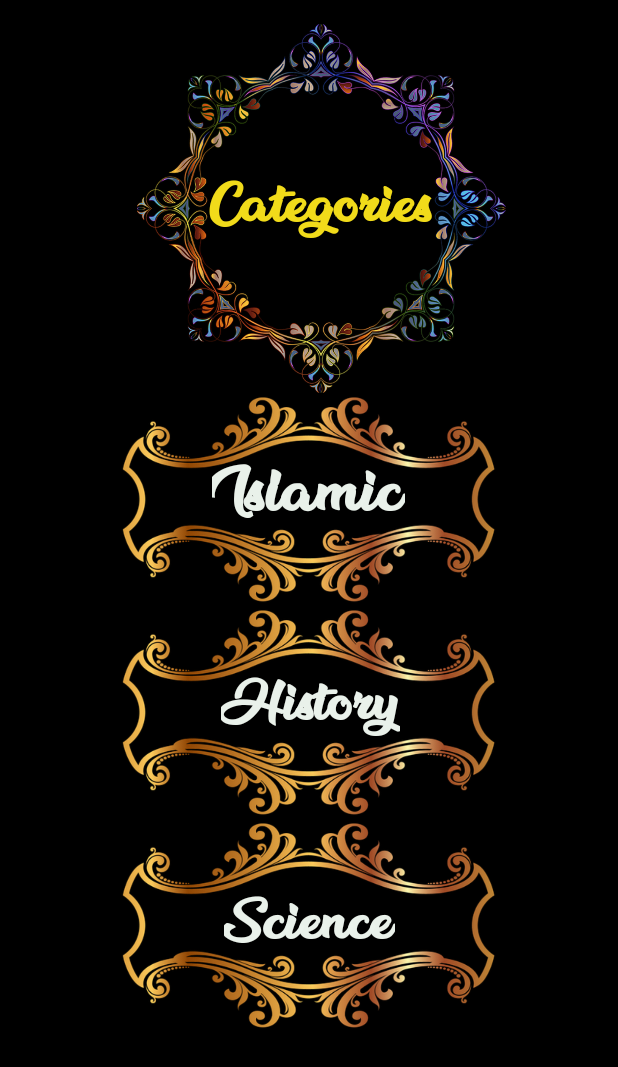
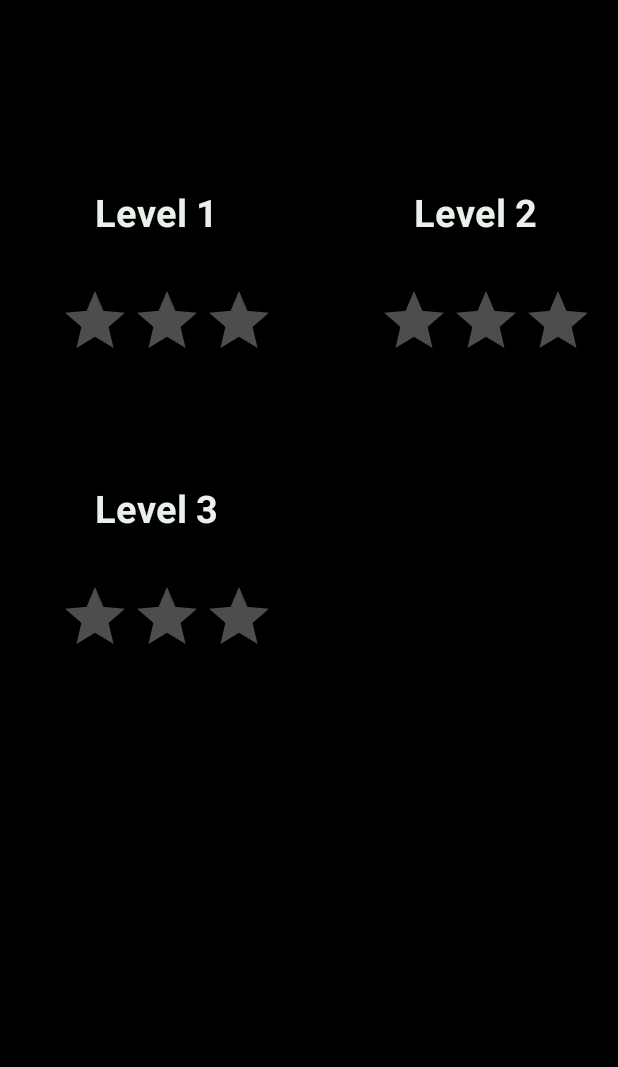
Before and after one commit to UmairMalik78/QuizBox, an Android app: the CategorySelectionActivity screen opened directly, with no data from a screen before it, after a tap on "Science", on a phone screen of 412 x 824 dp. Shown: the top 1067 px of the screen. Run offline under Robolectric (Android 15) with nearby library versions, the phone set to English and light mode, and no system bars.

Commit message:
Rating and levels are added

```diff
--- a/app/src/main/AndroidManifest.xml
+++ b/app/src/main/AndroidManifest.xml
@@ -9,7 +9,10 @@
         android:roundIcon="@mipmap/ic_launcher_round"
         android:supportsRtl="true"
         android:theme="@style/Theme.QuizBox">
-        <activity android:name=".CategorySelectionActivity"></activity>
+        <activity android:name=".ScienceLevelsActivity"></activity>
+        <activity android:name=".HistoryLevelsActivity" />
+        <activity android:name=".IslamicLevelsActivity" />
+        <activity android:name=".CategorySelectionActivity" />
         <activity android:name=".MainActivity">
             <intent-filter>
                 <action android:name="android.intent.action.MAIN" />
--- a/app/src/main/java/com/example/quizbox/CategorySelectionActivity.java
+++ b/app/src/main/java/com/example/quizbox/CategorySelectionActivity.java
@@ -3,9 +3,6 @@ package com.example.quizbox;
 import androidx.appcompat.app.AppCompatActivity;
 
 import android.content.Intent;
-import android.graphics.Color;
-import android.graphics.LinearGradient;
-import android.graphics.Shader;
 import android.os.Bundle;
 import android.view.View;
 import android.widget.TextView;
@@ -17,8 +14,19 @@ public class CategorySelectionActivity extends AppCompatActivity {
         super.onCreate(savedInstanceState);
         setContentView(R.layout.activity_category_selection);
     }
-    public void MoveToQuizActivity(View view){
-        Intent intent=new Intent(this,CategorySelectionActivity.class);
+    public void MoveToQuizActivityIslamic(View view){
+        Intent intent=new Intent(this, IslamicLevelsActivity.class);
+        intent.putExtra("category",((TextView)view).getText().toString());
+        startActivity(intent);
+    }
+
+    public void MoveToQuizActivityScience(View view) {
+        Intent intent=new Intent(this, IslamicLevelsActivity.class);
+        intent.putExtra("category",((TextView)view).getText().toString());
+        startActivity(intent);
+    }
+    public void MoveToQuizActivityHistory(View view) {
+        Intent intent=new Intent(this, IslamicLevelsActivity.class);
         intent.putExtra("category",((TextView)view).getText().toString());
         startActivity(intent);
     }
--- /dev/null
+++ b/app/src/main/java/com/example/quizbox/IslamicLevelsActivity.java
@@ -0,0 +1,43 @@
+package com.example.quizbox;
+
+import androidx.appcompat.app.AppCompatActivity;
+
+import android.os.Bundle;
+import android.view.View;
+import android.widget.Toast;
+
+public class IslamicLevelsActivity extends AppCompatActivity {
+
+    int flag;
+    @Override
+    protected void onCreate(Bundle savedInstanceState) {
+        super.onCreate(savedInstanceState);
+        setContentView(R.layout.activity_islamic_levels);
+        flag=-1;
+    }
+    public void StartQuizLevel1(View view) {
+        //Code according to your logic
+        flag=1;
+    }
+    public void StartQuizLevel2(View view) {
+        if(flag==1)
+        {
+            //Code according to your logic
+            flag=2;
+        }
+        else{
+            Toast.makeText(getApplicationContext(), "Level is locked", Toast.LENGTH_SHORT).show();
+        }
+
+    }
+    public void StartQuizLevel3(View view) {
+        if(flag==2)
+        {
+            //Code according to your logic
+        }
+        else{
+            Toast.makeText(getApplicationContext(), "Level is locked", Toast.LENGTH_SHORT).show();
+        }
+
+    }
+}
--- a/app/src/main/res/layout/activity_category_selection.xml
+++ b/app/src/main/res/layout/activity_category_selection.xml
@@ -14,7 +14,8 @@
         app:layout_constraintEnd_toEndOf="parent"
         app:layout_constraintStart_toStartOf="parent"
         app:layout_constraintTop_toBottomOf="@+id/imageView5"
-        app:srcCompat="@drawable/category_item_box" />
+        app:srcCompat="@drawable/category_item_box"
+        android:contentDescription="TODO" />
 
     <ImageView
         android:id="@+id/imageView7"
@@ -25,14 +26,15 @@
         app:layout_constraintStart_toStartOf="parent"
         app:layout_constraintTop_toBottomOf="@+id/imageView6"
         app:layout_constraintVertical_bias="0.0"
-        app:srcCompat="@drawable/category_item_box" />
+        app:srcCompat="@drawable/category_item_box"
+        android:contentDescription="TODO" />
 
     <TextView
         android:id="@+id/historyCategory"
         android:layout_width="wrap_content"
         android:layout_height="wrap_content"
         android:fontFamily="@font/blackberry"
-        android:onClick="MoveToQuizActivity"
+        android:onClick="MoveToQuizActivityScience"
         android:text="@string/science_category"
         android:textColor="#FDEBF3EC"
         android:textSize="35sp"
@@ -49,7 +51,8 @@
         app:layout_constraintEnd_toEndOf="parent"
         app:layout_constraintStart_toStartOf="parent"
         app:layout_constraintTop_toBottomOf="@+id/imageView9"
-        app:srcCompat="@drawable/category_item_box" />
+        app:srcCompat="@drawable/category_item_box"
+        android:contentDescription="TODO" />
 
     <TextView
         android:id="@+id/IslamicCategory"
@@ -59,7 +62,7 @@
         android:text="@string/islamic_category"
         android:textColor="#FDEBF3EC"
         android:textSize="40sp"
-        android:onClick="MoveToQuizActivity"
+        android:onClick="MoveToQuizActivityIslamic"
         android:textStyle="bold"
         app:layout_constraintBottom_toTopOf="@+id/imageView6"
         app:layout_constraintEnd_toEndOf="parent"
@@ -77,7 +80,7 @@
         android:fontFamily="@font/blackberry"
         android:text="@string/history_category"
         android:textColor="#FDEBF3EC"
-        android:onClick="MoveToQuizActivity"
+        android:onClick="MoveToQuizActivityHistory"
         android:textSize="35sp"
         android:textStyle="bold"
         app:layout_constraintBottom_toTopOf="@+id/imageView7"
--- /dev/null
+++ b/app/src/main/res/layout/activity_islamic_levels.xml
@@ -0,0 +1,127 @@
+<?xml version="1.0" encoding="utf-8"?>
+<androidx.constraintlayout.widget.ConstraintLayout xmlns:android="http://schemas.android.com/apk/res/android"
+    xmlns:app="http://schemas.android.com/apk/res-auto"
+    xmlns:tools="http://schemas.android.com/tools"
+    android:layout_width="match_parent"
+    android:layout_height="match_parent"
+    android:background="@color/black">
+
+
+    <View
+        android:id="@+id/divider1"
+        android:layout_width="1dp"
+        android:layout_height="match_parent"
+        android:layout_marginStart="211dp"
+        android:layout_marginLeft="211dp"
+        android:background="?android:attr/listDivider"
+        app:layout_constraintStart_toStartOf="parent"
+        app:layout_constraintTop_toTopOf="parent" />
+
+    <View
+        android:id="@+id/divider2"
+        android:layout_width="match_parent"
+        android:layout_height="1dp"
+        android:layout_marginTop="100dp"
+        android:background="?android:attr/listDivider"
+        app:layout_constraintStart_toStartOf="parent"
+        app:layout_constraintTop_toTopOf="@+id/divider1" />
+
+    <View
+        android:id="@+id/divider3"
+        android:layout_width="match_parent"
+        android:layout_height="1dp"
+        android:layout_marginTop="196dp"
+        android:background="?android:attr/listDivider"
+        app:layout_constraintStart_toStartOf="parent"
+        app:layout_constraintTop_toBottomOf="@+id/divider2" />
+
+    <TextView
+        android:id="@+id/level1"
+        android:layout_width="130dp"
+        android:layout_height="42dp"
+        android:layout_marginStart="39dp"
+        android:layout_marginLeft="39dp"
+        android:layout_marginTop="24dp"
+        android:gravity="center_horizontal"
+        android:text="@string/level1"
+        android:textAlignment="center"
+        android:textColor="#FDEBF3EC"
+        android:textSize="25sp"
+        android:textStyle="bold"
+        android:onClick="StartQuizLevel1"
+        app:layout_constraintStart_toStartOf="parent"
+        app:layout_constraintTop_toTopOf="@+id/divider2" />
+
+    <RatingBar
+        android:id="@+id/ratingBar1"
+        android:layout_width="139dp"
+        android:layout_height="58dp"
+        android:layout_marginStart="39dp"
+        android:layout_marginLeft="39dp"
+        android:layout_marginTop="24dp"
+        android:isIndicator="true"
+        android:theme="@style/RatingBar"
+        app:layout_constraintStart_toStartOf="parent"
+        app:layout_constraintTop_toBottomOf="@+id/level1" />
+
+    <RatingBar
+        android:id="@+id/ratingBar2"
+        android:layout_width="139dp"
+        android:layout_height="58dp"
+        android:layout_marginStart="39dp"
+        android:layout_marginLeft="39dp"
+        android:layout_marginTop="24dp"
+        android:clickable="false"
+        android:isIndicator="true"
+
+        android:theme="@style/RatingBar"
+        app:layout_constraintStart_toEndOf="@+id/divider1"
+        app:layout_constraintTop_toBottomOf="@+id/level2" />
+
+    <TextView
+        android:id="@+id/level2"
+        android:layout_width="130dp"
+        android:layout_height="42dp"
+        android:layout_marginStart="39dp"
+        android:layout_marginLeft="39dp"
+        android:layout_marginTop="24dp"
+        android:gravity="center_horizontal"
+        android:text="@string/level2"
+        android:textAlignment="center"
+        android:textColor="#FDEBF3EC"
+        android:textSize="25sp"
+        android:textStyle="bold"
+        android:onClick="StartQuizLevel2"
+        app:layout_constraintStart_toEndOf="@+id/divider1"
+        app:layout_constraintTop_toTopOf="@+id/divider2" />
+
+    <RatingBar
+        android:id="@+id/ratingBar3"
+        android:layout_width="139dp"
+        android:layout_height="58dp"
+        android:layout_marginStart="39dp"
+        android:layout_marginLeft="39dp"
+        android:isIndicator="true"
+
+        android:layout_marginTop="24dp"
+        android:theme="@style/RatingBar"
+        app:layout_constraintStart_toStartOf="parent"
+        app:layout_constraintTop_toBottomOf="@+id/level3" />
+
+    <TextView
+        android:id="@+id/level3"
+        android:layout_width="130dp"
+        android:layout_height="42dp"
+        android:layout_marginStart="39dp"
+        android:layout_marginLeft="39dp"
+        android:layout_marginTop="24dp"
+        android:gravity="center_horizontal"
+        android:text="@string/level3"
+        android:textAlignment="center"
+        android:textColor="#FDEBF3EC"
+        android:textSize="25sp"
+        android:textStyle="bold"
+        android:onClick="StartQuizLevel3"
+        app:layout_constraintStart_toStartOf="parent"
+        app:layout_constraintTop_toTopOf="@+id/divider3" />
+</androidx.constraintlayout.widget.ConstraintLayout>
--- a/app/src/main/res/values/colors.xml
+++ b/app/src/main/res/values/colors.xml
@@ -7,4 +7,6 @@
     <color name="teal_700">#FF018786</color>
     <color name="black">#FF000000</color>
     <color name="white">#FFFFFFFF</color>
+    <color name="yellow">#FFC107</color>
+    <color name="grey">#FFFFFF</color>
 </resources>
--- a/app/src/main/res/values/strings.xml
+++ b/app/src/main/res/values/strings.xml
@@ -5,5 +5,8 @@
     <string name="islamic_category">Islamic</string>
     <string name="history_category">History</string>
     <string name="science_category">Science</string>
+    <string name="level1">Level 1</string>
+    <string name="level2">Level 2</string>
+    <string name="level3">Level 3</string>
 
 </resources>
--- /dev/null
+++ b/app/src/main/res/values/style.xml
@@ -0,0 +1,7 @@
+<?xml version="1.0" encoding="utf-8"?>
+<resources>
+    <style name="RatingBar" parent="Theme.AppCompat">
+        <item name="colorControlNormal">@color/white</item>
+        <item name="colorControlActivated">@color/yellow</item>
+    </style>
+</resources>
```
Also changed, not shown: app/src/main/java/com/example/quizbox/HistoryLevelsActivity.java (added, +42 -0 lines), app/src/main/java/com/example/quizbox/ScienceLevelsActivity.java (added, +42 -0 lines), app/src/main/res/layout/activity_history_levels.xml (added, +127 -0 lines), app/src/main/res/layout/activity_science_levels.xml (added, +127 -0 lines).
